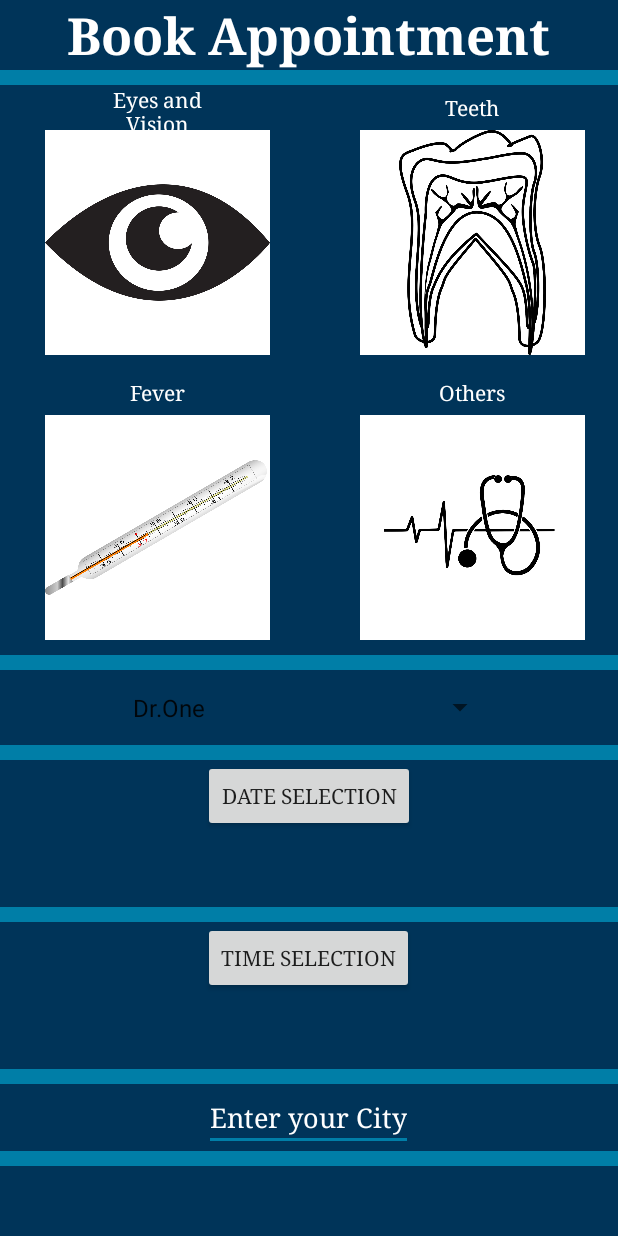
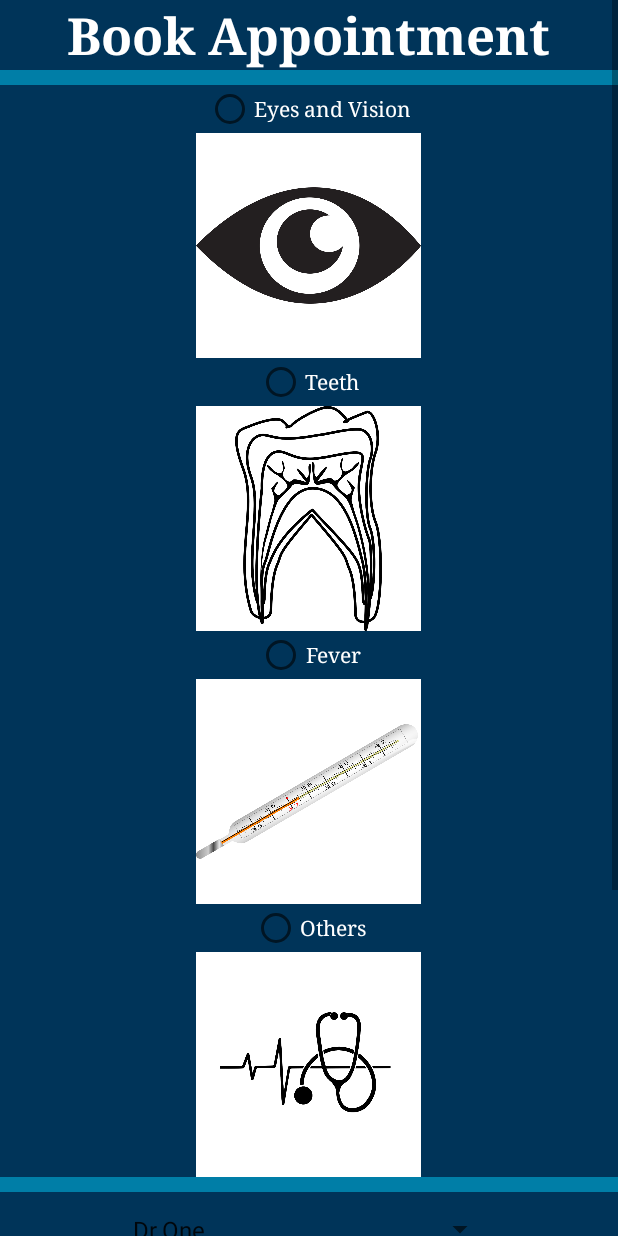
Before and after one commit to doctorfound2020/CSIS3175DF, an Android app: the layout activity_patient_book_appointment.xml on its own in the app's theme, with its tools: preview values and no code run, on a phone screen of 412 x 824 dp. Run offline under Robolectric (Android 15) with nearby library versions, the phone set to English and light mode, and no system bars.

Commit message:
add some intent

```diff
--- a/app/src/main/java/com/example/test/MainActivity.java
+++ b/app/src/main/java/com/example/test/MainActivity.java
@@ -18,7 +18,7 @@ public class MainActivity extends AppCompatActivity {
         btn.setOnClickListener(new View.OnClickListener() {
             @Override
             public void onClick(View v) {
-                startActivity(new Intent(MainActivity.this,PatientReminder.class));
+                startActivity(new Intent(MainActivity.this,PatientBookAppointment.class));
             }
         });
     }
--- a/app/src/main/java/com/example/test/PatientBookAppointment.java
+++ b/app/src/main/java/com/example/test/PatientBookAppointment.java
@@ -9,6 +9,8 @@ import android.view.View;
 import android.widget.ArrayAdapter;
 import android.widget.Button;
 import android.widget.DatePicker;
+import android.widget.RadioButton;
+import android.widget.RadioGroup;
 import android.widget.Spinner;
 import android.widget.TextView;
 import android.widget.TimePicker;
@@ -26,6 +28,10 @@ public class PatientBookAppointment extends AppCompatActivity {
 
         //up bottom
         getSupportActionBar().setDisplayHomeAsUpEnabled(true);
+
+        //radio group and buttons
+        RadioGroup radioGroup = findViewById(R.id.radiogroup);
+        RadioButton radioButton = findViewById(radioGroup.getCheckedRadioButtonId());
 
         //select doctor spinner
         Spinner spinner = findViewById(R.id.spinnerDoctor);
--- a/app/src/main/res/layout/activity_patient_book_appointment.xml
+++ b/app/src/main/res/layout/activity_patient_book_appointment.xml
@@ -7,8 +7,8 @@
     android:background="#003459"
     tools:context=".PatientBookAppointment">
     <LinearLayout
-        android:layout_width="wrap_content"
-        android:layout_height="wrap_content"
+        android:layout_width="match_parent"
+        android:layout_height="match_parent"
         android:orientation="vertical">
 
     <TextView
@@ -28,94 +28,100 @@
             android:layout_height="10dp"
             android:background="#007EA7">
         </View>
-        <GridLayout
+
+        <RadioGroup
+            android:id="@+id/radiogroup"
+            android:layout_height="match_parent"
+            android:layout_width="match_parent"
+            >
+
+            <RadioButton
+                android:id="@+id/rbtneyes"
                 android:layout_width="wrap_content"
                 android:layout_height="wrap_content"
-            android:columnCount="2">
+                android:gravity="center"
+                android:layout_gravity="center"
+                android:text="@string/txtopt1"
+                android:textColor="@android:color/white"
+                android:theme="@style/RadioButtonStyle"
+                app:fontFamily="serif"
+                >
+            </RadioButton>
 
-            <TextView
-                android:layout_width="100dp"
-                android:layout_height="30dp"
-                android:text="@string/txtopt1"
-                android:gravity="center"
-                android:textColor="@android:color/white"
-                android:layout_gravity="center"
-                app:fontFamily="serif">
-            </TextView>
-            <TextView
-                android:layout_width="100dp"
-                android:layout_height="30dp"
-                android:text="@string/txtopt2"
-                android:gravity="center"
-                android:textColor="@android:color/white"
-                android:layout_gravity="center"
-                app:fontFamily="serif">
-            </TextView>
             <ImageView
                 android:layout_width="150dp"
                 android:layout_height="150dp"
                 android:src="@drawable/eyeimage"
-                android:layout_marginRight="30dp"
-                android:layout_marginLeft="30dp"
-                android:layout_marginBottom="10dp"
+                android:layout_gravity="center"
                 android:background="@android:color/white"
                 android:contentDescription="@string/images">
             </ImageView>
+
+            <RadioButton
+                android:id="@+id/rbtnteeth"
+                android:layout_width="wrap_content"
+                android:layout_height="wrap_content"
+                android:text="@string/txtopt2"
+                android:gravity="center"
+                android:layout_gravity="center"
+                android:theme="@style/RadioButtonStyle"
+                android:textColor="@android:color/white"
+                app:fontFamily="serif">
+                </RadioButton>
 
                 <ImageView
                     android:layout_width="150dp"
                     android:layout_height="150dp"
                     android:src="@drawable/teethimage"
-                android:layout_marginRight="30dp"
-                android:layout_marginLeft="30dp"
-                android:layout_marginBottom="10dp"
+                    android:layout_gravity="center"
                     android:background="@android:color/white"
                     android:contentDescription="@string/images">
                 </ImageView>
 
-            <TextView
-                android:layout_width="100dp"
-                android:layout_height="30dp"
+                <RadioButton
+                    android:id="@+id/rbtnfever"
+                    android:layout_width="wrap_content"
+                    android:layout_height="wrap_content"
                     android:text="@string/txtopt3"
                     android:gravity="center"
+                    android:theme="@style/RadioButtonStyle"
                     android:textColor="@android:color/white"
                     android:layout_gravity="center"
                     app:fontFamily="serif">
-            </TextView>
-            <TextView
-                android:layout_width="100dp"
-                android:layout_height="30dp"
-                android:text="@string/txtopt4"
-                android:gravity="center"
-                android:textColor="@android:color/white"
-                android:layout_gravity="center"
-                app:fontFamily="serif">
-            </TextView>
+                </RadioButton>
 
                 <ImageView
                     android:layout_width="150dp"
                     android:layout_height="150dp"
                     android:src="@drawable/feverimage"
-                android:layout_marginRight="30dp"
-                android:layout_marginLeft="30dp"
-                android:layout_marginBottom="10dp"
+                    android:layout_gravity="center"
                     android:background="@android:color/white"
                     android:contentDescription="@string/images">
                 </ImageView>
+                <RadioButton
+                    android:id="@+id/rbtnother"
+                    android:layout_width="wrap_content"
+                    android:layout_height="wrap_content"
+                    android:text="@string/txtopt4"
+                    android:gravity="center"
+                    android:theme="@style/RadioButtonStyle"
+                    android:textColor="@android:color/white"
+                    android:layout_gravity="center"
+                    app:fontFamily="serif">
+                </RadioButton>
 
                 <ImageView
                     android:layout_width="150dp"
                     android:layout_height="150dp"
                     android:src="@drawable/stethoscopeimage"
-                android:layout_marginRight="30dp"
-                android:layout_marginLeft="30dp"
-                android:layout_marginBottom="10dp"
+                    android:layout_gravity="center"
                     android:background="@android:color/white"
                     android:contentDescription="@string/images">
                 </ImageView>
 
+        </RadioGroup>
 
-        </GridLayout>
+
 
         <View
             android:layout_width="match_parent"
--- a/app/src/main/res/values/styles.xml
+++ b/app/src/main/res/values/styles.xml
@@ -8,4 +8,8 @@
         <item name="colorAccent">#007EA7</item>
     </style>
 
+    <style name="RadioButtonStyle" parent="Theme.AppCompat.Light">
+        <item name="colorAccent">@android:color/white</item>
+    </style>
+
 </resources>
```
Lines whose indentation alone changed are shown as unchanged.
